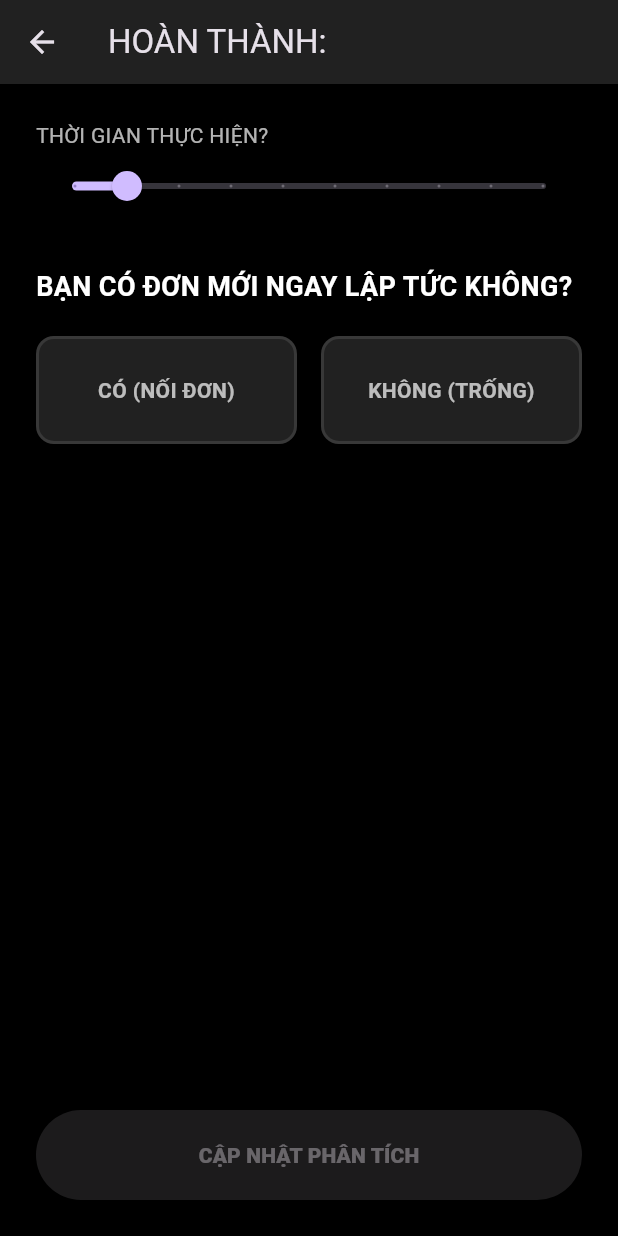
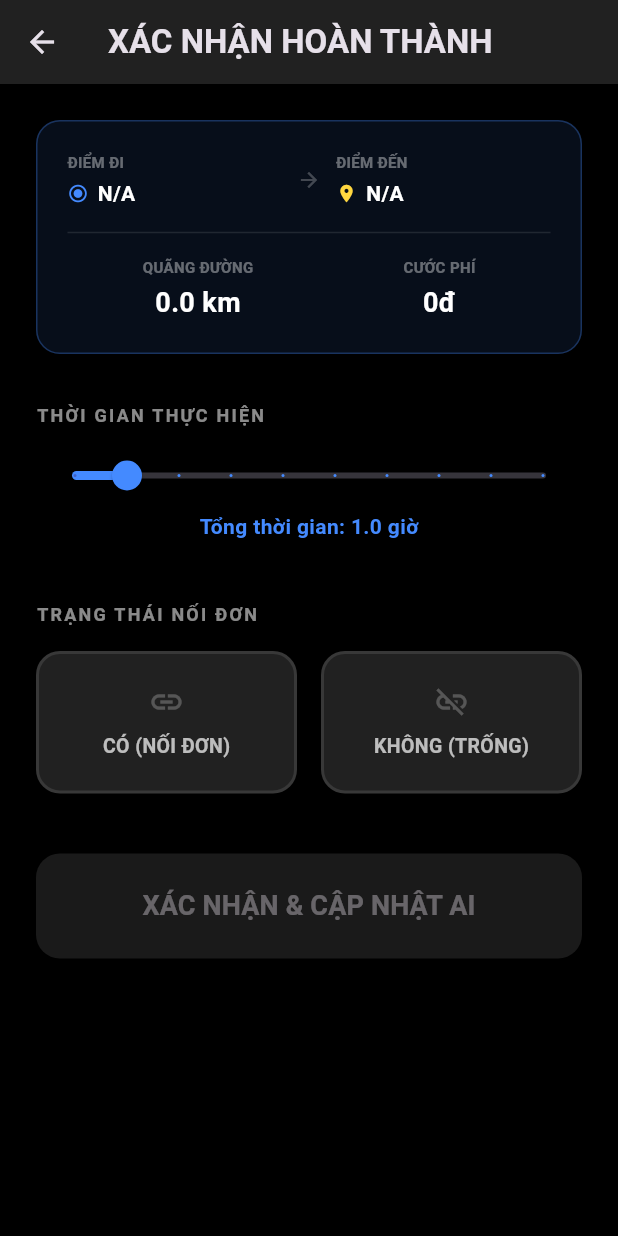
Before and after one commit to vurvn/van_flow, a Flutter app: the OrderCompletionPage screen opened directly with empty values, on a phone screen of 412 x 824 dp. Run offline on Flutter 3.47's test engine with Material 3 defaults, Android fonts, the phone set to English and light mode, and no system bars; our stand-ins replace equatable, flutter_bloc, get_it, isar; missing offline and left inert: flutter_background_service, flutter_background_service_android; accounts and stored records are empty; generated files the repository leaves out were written again.

Commit message:
save start & target district info

```diff
--- a/lib/core/models/order_entity.dart
+++ b/lib/core/models/order_entity.dart
@@ -7,7 +7,10 @@ class OrderEntity extends Equatable {
   final double distance;
   final DateTime timestamp;
   final double netProfit;
-  final String? districtId;
+  final String? startDistrictId; // Added
+  final String? startDistrictName; // Added
+  final String? targetDistrictId; // Renamed from districtId
+  final String? targetDistrictName; // Added
   final bool isCompleted;
 
   const OrderEntity({
@@ -17,10 +20,25 @@ class OrderEntity extends Equatable {
     required this.distance,
     required this.timestamp,
     required this.netProfit,
-    this.districtId,
+    this.startDistrictId,
+    this.startDistrictName,
+    this.targetDistrictId,
+    this.targetDistrictName,
     this.isCompleted = false,
   });
 
   @override
-  List<Object?> get props => [id, platform, revenue, distance, timestamp, netProfit, districtId, isCompleted];
+  List<Object?> get props => [
+    id,
+    platform,
+    revenue,
+    distance,
+    timestamp,
+    netProfit,
+    startDistrictId,
+    startDistrictName,
+    targetDistrictId,
+    targetDistrictName,
+    isCompleted
+  ];
 }
--- a/lib/core/models/order_mappers.dart
+++ b/lib/core/models/order_mappers.dart
@@ -11,7 +11,10 @@ extension OrderEntityMapper on OrderEntity {
       ..distance = distance
       ..timestamp = timestamp
       ..netProfit = netProfit
-      ..districtId = districtId
+      ..startDistrictId = startDistrictId
+      ..startDistrictName = startDistrictName
+      ..targetDistrictId = targetDistrictId
+      ..targetDistrictName = targetDistrictName
       ..isCompleted = isCompleted;
   }
 }
@@ -25,7 +28,10 @@ extension OrderModelMapper on OrderModel {
       distance: distance,
       timestamp: timestamp,
       netProfit: netProfit,
-      districtId: districtId,
+      startDistrictId: startDistrictId,
+      startDistrictName: startDistrictName,
+      targetDistrictId: targetDistrictId,
+      targetDistrictName: targetDistrictName,
       isCompleted: isCompleted,
     );
   }
--- a/lib/core/models/order_model.dart
+++ b/lib/core/models/order_model.dart
@@ -12,10 +12,15 @@ class OrderModel {
   late DateTime timestamp;
   late double netProfit;
 
-  // Link to district for analytics
-  String? districtId;
+  // Start District
+  String? startDistrictId;
+  String? startDistrictName;
+
+  // Target District
+  String? targetDistrictId;
+  String? targetDistrictName;
+
   bool? wasChained;
   double? durationHours;
-
-  bool isCompleted = false; // Added flag to distinguish between active and historical orders
+  bool isCompleted = false;
 }
--- a/lib/core/services/analytics_service.dart
+++ b/lib/core/services/analytics_service.dart
@@ -57,7 +57,7 @@ class AnalyticsService {
         ..distance = distance
         ..timestamp = DateTime.now()
         ..netProfit = ProfitCalculator.calculateNetProfit(revenue, distance)
-        ..districtId = districtId
+        ..targetDistrictId = districtId
         ..wasChained = wasChained
         ..durationHours = durationHours
         ..isCompleted = true;
--- a/lib/features/order_analysis/presentation/bloc/order_bloc.dart
+++ b/lib/features/order_analysis/presentation/bloc/order_bloc.dart
@@ -2,7 +2,7 @@ import 'dart:async';
 import 'package:flutter_bloc/flutter_bloc.dart';
 import '../../../../core/models/order_entity.dart';
 import '../../domain/repositories/order_repository.dart';
-import '../../data/utils/profit_calculator.dart';
+import '../../../../core/utils/profit_calculator.dart';
 import 'order_event.dart';
 import 'order_state.dart';
 
@@ -30,15 +30,13 @@ class OrderBloc extends Bloc<OrderEvent, OrderState> {
 
   Future<void> _onOnNewOrderCaptured(
       OnNewOrderCaptured event, Emitter<OrderState> emit) async {
-
     final netProfit = ProfitCalculator.calculateNetProfit(event.price, event.distance);
 
     final order = OrderEntity(
-      // FIX: Use data from the event instead of hardcoding
       platform: event.platform ?? "Captured",
       revenue: event.price,
       distance: event.distance,
-      districtId: event.districtId, // ENSURE THIS IS IN YOUR OrderEntity
+      targetDistrictId: event.districtId, // Sửa từ districtId thành targetDistrictId
       timestamp: DateTime.now(),
       netProfit: netProfit,
     );
--- a/lib/features/order_monitor/presentation/bloc/order_monitor_bloc.dart
+++ b/lib/features/order_monitor/presentation/bloc/order_monitor_bloc.dart
@@ -1,7 +1,7 @@
 import 'dart:async';
 import 'package:flutter_bloc/flutter_bloc.dart';
 import '../../../../core/models/order_entity.dart';
-import '../../data/utils/profit_calculator.dart';
+import '../../../../core/utils/profit_calculator.dart';
 import '../../domain/repositories/order_repository.dart';
 import 'order_monitor_event.dart';
 import 'order_monitor_state.dart';
@@ -34,7 +34,7 @@ class OrderMonitorBloc extends Bloc<OrderMonitorEvent, OrderMonitorState> {
       distance: event.distance,
       timestamp: DateTime.now(),
       netProfit: netProfit,
-      districtId: event.districtId,
+      targetDistrictId: event.districtId, // Sửa từ districtId thành targetDistrictId
     );
     await _orderRepository.saveOrder(order);
   }
--- a/lib/features/order_monitor/presentation/pages/order_monitor_page.dart
+++ b/lib/features/order_monitor/presentation/pages/order_monitor_page.dart
@@ -69,14 +69,15 @@ class _OrderCard extends StatelessWidget {
 
     return InkWell(
       onLongPress: () {
-        if (order.districtId != null) {
+        if (order.targetDistrictId != null) {
           Navigator.push(
             context,
             MaterialPageRoute(
               builder: (context) => OrderCompletionPage(
                 orderId: order.id,
-                districtId: order.districtId!,
-                districtName: "Đơn hàng #${order.id}",
+                startDistrictName: order.startDistrictName,
+                targetDistrictName: order.targetDistrictName,
+                districtId: order.targetDistrictId!,
                 revenue: order.revenue,
                 distance: order.distance,
               ),
--- a/lib/presentation/pages/evaluation_page.dart
+++ b/lib/presentation/pages/evaluation_page.dart
@@ -1,4 +1,5 @@
 import 'package:flutter/material.dart';
+import '../../core/models/district_profile.dart';
 import '../../core/services/district_service.dart';
 import '../../core/utils/score_engine.dart';
 import '../../core/utils/profit_calculator.dart';
@@ -61,6 +62,8 @@ class _EvaluationPageState extends State<EvaluationPage> {
           profile: _targetDistrict!.profile,
           revenue: _fee,
           distance: _emptyKm + _deliveryKm,
+          startDistrictName: _startDistrict?.district.districtName,
+          targetDistrictName: _targetDistrict?.district.districtName,
         ),
       ),
     );
@@ -167,7 +170,7 @@ class _EvaluationPageState extends State<EvaluationPage> {
             style: TextStyle(
               color: profit > 0 ? Colors.white : Colors.redAccent,
               fontSize: 32,
-              fontWeight: FontWeight.bold,
+              fontWeight: FontWeight.w800,
             ),
           ),
           const SizedBox(height: 4),
--- a/lib/presentation/pages/evaluation_result_page.dart
+++ b/lib/presentation/pages/evaluation_result_page.dart
@@ -12,6 +12,8 @@ class EvaluationResultPage extends StatelessWidget {
   final DistrictProfile profile;
   final double revenue;
   final double distance;
+  final String? startDistrictName;
+  final String? targetDistrictName;
 
   const EvaluationResultPage({
     super.key,
@@ -20,6 +22,8 @@ class EvaluationResultPage extends StatelessWidget {
     required this.profile,
     required this.revenue,
     required this.distance,
+    this.startDistrictName,
+    this.targetDistrictName,
   });
 
   @override
@@ -109,7 +113,6 @@ class EvaluationResultPage extends StatelessWidget {
           ),
           ElevatedButton(
             onPressed: () async {
-              // Sử dụng ProfitCalculator thống nhất toàn app
               final netProfit = ProfitCalculator.calculateNetProfit(revenue, distance);
 
               final order = OrderEntity(
@@ -118,7 +121,9 @@ class EvaluationResultPage extends StatelessWidget {
                 distance: distance,
                 timestamp: DateTime.now(),
                 netProfit: netProfit,
-                districtId: profile.districtId,
+                startDistrictName: startDistrictName,
+                targetDistrictId: profile.districtId,
+                targetDistrictName: targetDistrictName,
                 isCompleted: false,
               );
 
--- a/lib/presentation/pages/order_completion_page.dart
+++ b/lib/presentation/pages/order_completion_page.dart
@@ -3,17 +3,19 @@ import '../../core/injection/injection.dart';
 import '../../core/services/analytics_service.dart';
 
 class OrderCompletionPage extends StatefulWidget {
-  final int? orderId; // Added to support updating existing orders
+  final int? orderId;
+  final String? startDistrictName;
+  final String? targetDistrictName;
   final String districtId;
-  final String districtName;
   final double revenue;
   final double distance;
 
   const OrderCompletionPage({
     super.key,
     this.orderId,
+    this.startDistrictName,
+    this.targetDistrictName,
     required this.districtId,
-    required this.districtName,
     required this.revenue,
     required this.distance,
   });
@@ -50,63 +52,172 @@ class _OrderCompletionPageState extends State<OrderCompletionPage> {
   Widget build(BuildContext context) {
     return Scaffold(
       backgroundColor: Colors.black,
-      appBar: AppBar(title: Text('HOÀN THÀNH: ${widget.districtName}'), backgroundColor: Colors.grey[900]),
-      body: Padding(
+      appBar: AppBar(
+        title: const Text('XÁC NHẬN HOÀN THÀNH', style: TextStyle(fontWeight: FontWeight.bold)),
+        backgroundColor: Colors.grey[900],
+      ),
+      body: SingleChildScrollView(
         padding: const EdgeInsets.all(24.0),
         child: Column(
           crossAxisAlignment: CrossAxisAlignment.stretch,
           children: [
-            const Text('THỜI GIAN THỰC HIỆN?', style: TextStyle(color: Colors.white70)),
-            Slider(
-              value: _durationHours,
-              min: 0.5,
-              max: 5.0,
-              divisions: 9,
-              label: '${_durationHours} giờ',
-              onChanged: (v) => setState(() => _durationHours = v),
-            ),
-            const SizedBox(height: 30),
-            const Text('BẠN CÓ ĐƠN MỚI NGAY LẬP TỨC KHÔNG?', style: TextStyle(color: Colors.white, fontSize: 18, fontWeight: FontWeight.bold)),
-            const SizedBox(height: 20),
-            Row(
-              children: [
-                _buildChoiceButton('CÓ (NỐI ĐƠN)', true, Colors.greenAccent),
-                const SizedBox(width: 16),
-                _buildChoiceButton('KHÔNG (TRỐNG)', false, Colors.redAccent),
-              ],
-            ),
-            const Spacer(),
-            ElevatedButton(
-              onPressed: _wasChained != null ? _submit : null,
-              style: ElevatedButton.styleFrom(
-                backgroundColor: Colors.amberAccent,
-                foregroundColor: Colors.black,
-                minimumSize: const Size(double.infinity, 60),
-              ),
-              child: const Text('CẬP NHẬT PHÂN TÍCH', style: TextStyle(fontWeight: FontWeight.w800)),
-            ),
+            _buildTripSummaryCard(),
+            const SizedBox(height: 32),
+            _buildSectionTitle('THỜI GIAN THỰC HIỆN'),
+            const SizedBox(height: 8),
+            _buildDurationPicker(),
+            const SizedBox(height: 40),
+            _buildSectionTitle('TRẠNG THÁI NỐI ĐƠN'),
+            const SizedBox(height: 16),
+            _buildChainSelection(),
+            const SizedBox(height: 40),
+            _buildSubmitButton(),
           ],
         ),
       ),
     );
   }
 
-  Widget _buildChoiceButton(String label, bool value, Color color) {
+  Widget _buildTripSummaryCard() {
+    return Container(
+      padding: const EdgeInsets.all(20),
+      decoration: BoxDecoration(
+        color: Colors.blueAccent.withOpacity(0.1),
+        borderRadius: BorderRadius.circular(16),
+        border: Border.all(color: Colors.blueAccent.withOpacity(0.3)),
+      ),
+      child: Column(
+        children: [
+          Row(
+            children: [
+              _buildLocationInfo('ĐIỂM ĐI', widget.startDistrictName ?? 'N/A', Icons.radio_button_checked, Colors.blueAccent),
+              const Padding(
+                padding: EdgeInsets.symmetric(horizontal: 10),
+                child: Icon(Icons.arrow_forward, color: Colors.white24, size: 16),
+              ),
+              _buildLocationInfo('ĐIỂM ĐẾN', widget.targetDistrictName ?? 'N/A', Icons.location_on, Colors.amberAccent),
+            ],
+          ),
+          const Divider(height: 32, color: Colors.white10),
+          Row(
+            mainAxisAlignment: MainAxisAlignment.spaceAround,
+            children: [
+              _buildMetric('QUÃNG ĐƯỜNG', '${widget.distance.toStringAsFixed(1)} km'),
+              _buildMetric('CƯỚC PHÍ', '${widget.revenue.toStringAsFixed(0)}đ'),
+            ],
+          ),
+        ],
+      ),
+    );
+  }
+
+  Widget _buildLocationInfo(String label, String name, IconData icon, Color color) {
+    return Expanded(
+      child: Column(
+        crossAxisAlignment: CrossAxisAlignment.start,
+        children: [
+          Text(label, style: const TextStyle(color: Colors.white38, fontSize: 10, fontWeight: FontWeight.bold)),
+          const SizedBox(height: 4),
+          Row(
+            children: [
+              Icon(icon, color: color, size: 14),
+              const SizedBox(width: 6),
+              Expanded(
+                child: Text(
+                  name,
+                  style: const TextStyle(color: Colors.white, fontSize: 14, fontWeight: FontWeight.bold),
+                  overflow: TextOverflow.ellipsis,
+                ),
+              ),
+            ],
+          ),
+        ],
+      ),
+    );
+  }
+
+  Widget _buildMetric(String label, String value) {
+    return Column(
+      children: [
+        Text(label, style: const TextStyle(color: Colors.white38, fontSize: 10, fontWeight: FontWeight.bold)),
+        const SizedBox(height: 4),
+        Text(value, style: const TextStyle(color: Colors.white, fontSize: 18, fontWeight: FontWeight.bold)),
+      ],
+    );
+  }
+
+  Widget _buildDurationPicker() {
+    return Column(
+      children: [
+        Slider(
+          value: _durationHours,
+          min: 0.5,
+          max: 5.0,
+          divisions: 9,
+          activeColor: Colors.blueAccent,
+          label: '${_durationHours} giờ',
+          onChanged: (v) => setState(() => _durationHours = v),
+        ),
+        Text(
+          'Tổng thời gian: ${_durationHours} giờ',
+          style: const TextStyle(color: Colors.blueAccent, fontWeight: FontWeight.bold),
+        ),
+      ],
+    );
+  }
+
+  Widget _buildChainSelection() {
+    return Row(
+      children: [
+        _buildChoiceButton('CÓ (NỐI ĐƠN)', true, Colors.greenAccent, Icons.link),
+        const SizedBox(width: 16),
+        _buildChoiceButton('KHÔNG (TRỐNG)', false, Colors.redAccent, Icons.link_off),
+      ],
+    );
+  }
+
+  Widget _buildSubmitButton() {
+    return ElevatedButton(
+      onPressed: _wasChained != null ? _submit : null,
+      style: ElevatedButton.styleFrom(
+        backgroundColor: Colors.amberAccent,
+        foregroundColor: Colors.black,
+        disabledBackgroundColor: Colors.white10,
+        minimumSize: const Size(double.infinity, 70),
+        shape: RoundedRectangleBorder(borderRadius: BorderRadius.circular(16)),
+      ),
+      child: const Text('XÁC NHẬN & CẬP NHẬT AI', style: TextStyle(fontSize: 18, fontWeight: FontWeight.bold)),
+    );
+  }
+
+  Widget _buildSectionTitle(String title) {
+    return Text(
+      title,
+      style: const TextStyle(color: Colors.white54, fontSize: 12, letterSpacing: 1.5, fontWeight: FontWeight.bold),
+    );
+  }
+
+  Widget _buildChoiceButton(String label, bool value, Color color, IconData icon) {
     final isSelected = _wasChained == value;
     return Expanded(
       child: InkWell(
         onTap: () => setState(() => _wasChained = value),
         child: Container(
-          padding: const EdgeInsets.symmetric(vertical: 24),
+          padding: const EdgeInsets.symmetric(vertical: 20),
           decoration: BoxDecoration(
-            color: isSelected ? color.withOpacity(0.2) : Colors.grey[900],
+            color: isSelected ? color.withOpacity(0.15) : Colors.grey[900],
             border: Border.all(color: isSelected ? color : Colors.white10, width: 2),
-            borderRadius: BorderRadius.circular(12),
+            borderRadius: BorderRadius.circular(16),
           ),
-          child: Text(
-            label,
-            textAlign: TextAlign.center,
-            style: TextStyle(color: isSelected ? color : Colors.white70, fontWeight: FontWeight.bold),
+          child: Column(
+            children: [
+              Icon(icon, color: isSelected ? color : Colors.white24, size: 24),
+              const SizedBox(height: 8),
+              Text(
+                label,
+                style: TextStyle(color: isSelected ? color : Colors.white70, fontWeight: FontWeight.bold, fontSize: 13),
+              ),
+            ],
           ),
         ),
       ),
```
Also changed, not shown: lib/core/models/order_model.g.dart.
